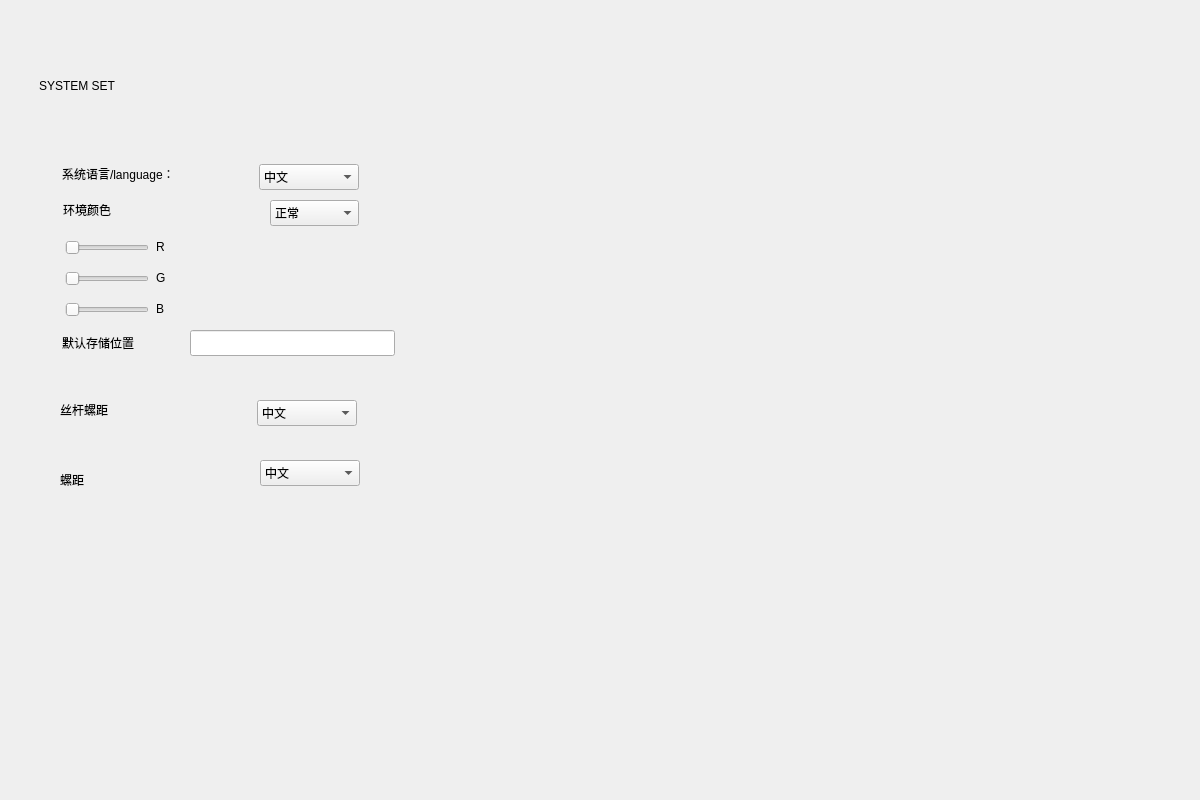
Before: the Qt Designer form systemset_window.ui in Mr-tang0/Qt_based_MG_stepper_motor_operating_system, drawn with Qt 5.
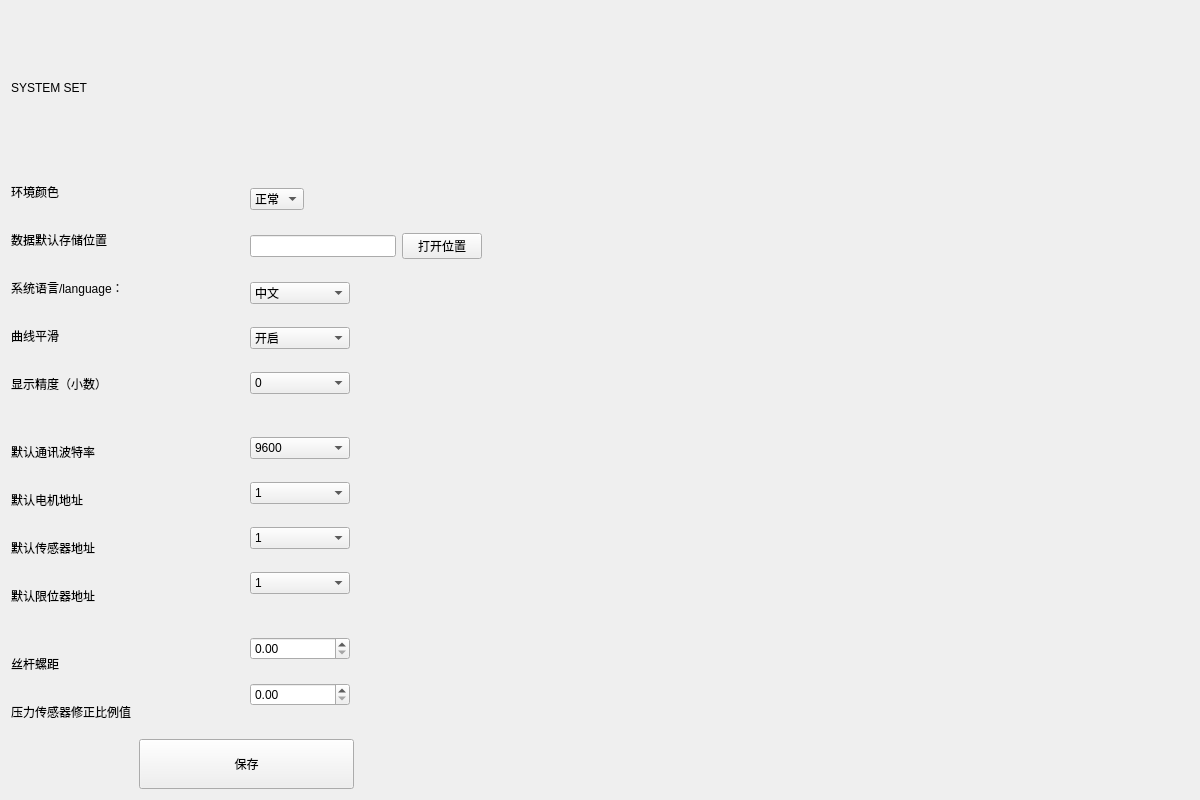
After: the same form once the commit is applied.

The edit to the form file:
```diff
--- a/systemset_window.ui
+++ b/systemset_window.ui
@@ -13,305 +13,688 @@
   <property name="windowTitle">
    <string>Form</string>
   </property>
-  <widget class="QLabel" name="label_3">
-   <property name="geometry">
-    <rect>
-     <x>39</x>
-     <y>39</y>
-     <width>525</width>
-     <height>93</height>
-    </rect>
-   </property>
-   <property name="styleSheet">
-    <string notr="true">QLabel
+  <layout class="QGridLayout" name="gridLayout">
+   <item row="0" column="0">
+    <layout class="QVBoxLayout" name="verticalLayout_4" stretch="2,8">
+     <item>
+      <widget class="QLabel" name="label_3">
+       <property name="styleSheet">
+        <string notr="true">QLabel
 {
 	font: 50pt &quot;Arial&quot;;
 }</string>
-   </property>
-   <property name="text">
-    <string>SYSTEM SET</string>
-   </property>
-   <property name="alignment">
-    <set>Qt::AlignLeading|Qt::AlignLeft|Qt::AlignVCenter</set>
-   </property>
-  </widget>
-  <widget class="QLabel" name="label_8">
-   <property name="geometry">
-    <rect>
-     <x>60</x>
-     <y>400</y>
-     <width>190</width>
-     <height>20</height>
-    </rect>
-   </property>
-   <property name="styleSheet">
-    <string notr="true">font: 12pt &quot;幼圆&quot;;</string>
-   </property>
-   <property name="text">
-    <string>丝杆螺距</string>
-   </property>
-  </widget>
-  <widget class="QComboBox" name="language_2">
-   <property name="geometry">
-    <rect>
-     <x>257</x>
-     <y>400</y>
-     <width>100</width>
-     <height>26</height>
-    </rect>
-   </property>
-   <property name="styleSheet">
-    <string notr="true">font: 12pt &quot;幼圆&quot;;</string>
-   </property>
-   <item>
-    <property name="text">
-     <string>中文</string>
-    </property>
+       </property>
+       <property name="text">
+        <string>SYSTEM SET</string>
+       </property>
+       <property name="alignment">
+        <set>Qt::AlignLeading|Qt::AlignLeft|Qt::AlignVCenter</set>
+       </property>
+      </widget>
+     </item>
+     <item>
+      <layout class="QHBoxLayout" name="horizontalLayout_14" stretch="4,6">
+       <item>
+        <layout class="QVBoxLayout" name="verticalLayout_3" stretch="8,2">
+         <item>
+          <layout class="QHBoxLayout" name="horizontalLayout_12">
+           <item>
+            <layout class="QVBoxLayout" name="verticalLayout">
+             <item>
+              <widget class="QLabel" name="label_2">
+               <property name="styleSheet">
+                <string notr="true">font: 12pt &quot;幼圆&quot;;</string>
+               </property>
+               <property name="text">
+                <string>环境颜色</string>
+               </property>
+              </widget>
+             </item>
+             <item>
+              <widget class="QLabel" name="label_7">
+               <property name="styleSheet">
+                <string notr="true">font: 12pt &quot;幼圆&quot;;</string>
+               </property>
+               <property name="text">
+                <string>数据默认存储位置</string>
+               </property>
+              </widget>
+             </item>
+             <item>
+              <widget class="QLabel" name="label">
+               <property name="styleSheet">
+                <string notr="true">font: 12pt &quot;幼圆&quot;;</string>
+               </property>
+               <property name="text">
+                <string>系统语言/language：</string>
+               </property>
+              </widget>
+             </item>
+             <item>
+              <widget class="QLabel" name="label_10">
+               <property name="styleSheet">
+                <string notr="true">font: 12pt &quot;幼圆&quot;;</string>
+               </property>
+               <property name="text">
+                <string>曲线平滑</string>
+               </property>
+              </widget>
+             </item>
+             <item>
+              <widget class="QLabel" name="label_11">
+               <property name="styleSheet">
+                <string notr="true">font: 12pt &quot;幼圆&quot;;</string>
+               </property>
+               <property name="text">
+                <string>显示精度（小数）</string>
+               </property>
+              </widget>
+             </item>
+             <item>
+              <spacer name="horizontalSpacer">
+               <property name="orientation">
+                <enum>Qt::Horizontal</enum>
+               </property>
+               <property name="sizeHint" stdset="0">
+                <size>
+                 <width>40</width>
+                 <height>20</height>
+                </size>
+               </property>
+              </spacer>
+             </item>
+             <item>
+              <widget class="QLabel" name="label_14">
+               <property name="styleSheet">
+                <string notr="true">font: 12pt &quot;幼圆&quot;;</string>
+               </property>
+               <property name="text">
+                <string>默认通讯波特率</string>
+               </property>
+              </widget>
+             </item>
+             <item>
+              <widget class="QLabel" name="label_9">
+               <property name="styleSheet">
+                <string notr="true">font: 12pt &quot;幼圆&quot;;</string>
+               </property>
+               <property name="text">
+                <string>默认电机地址</string>
+               </property>
+              </widget>
+             </item>
+             <item>
+              <widget class="QLabel" name="label_12">
+               <property name="styleSheet">
+                <string notr="true">font: 12pt &quot;幼圆&quot;;</string>
+               </property>
+               <property name="text">
+                <string>默认传感器地址</string>
+               </property>
+              </widget>
+             </item>
+             <item>
+              <widget class="QLabel" name="label_13">
+               <property name="styleSheet">
+                <string notr="true">font: 12pt &quot;幼圆&quot;;</string>
+               </property>
+               <property name="text">
+                <string>默认限位器地址</string>
+               </property>
+              </widget>
+             </item>
+             <item>
+              <spacer name="horizontalSpacer_2">
+               <property name="orientation">
+                <enum>Qt::Horizontal</enum>
+               </property>
+               <property name="sizeHint" stdset="0">
+                <size>
+                 <width>40</width>
+                 <height>20</height>
+                </size>
+               </property>
+              </spacer>
+             </item>
+             <item>
+              <widget class="QLabel" name="label_8">
+               <property name="styleSheet">
+                <string notr="true">font: 12pt &quot;幼圆&quot;;</string>
+               </property>
+               <property name="text">
+                <string>丝杆螺距</string>
+               </property>
+              </widget>
+             </item>
+             <item>
+              <widget class="QLabel" name="label_15">
+               <property name="styleSheet">
+                <string notr="true">font: 12pt &quot;幼圆&quot;;</string>
+               </property>
+               <property name="text">
+                <string>压力传感器修正比例值</string>
+               </property>
+              </widget>
+             </item>
+            </layout>
+           </item>
+           <item>
+            <layout class="QVBoxLayout" name="verticalLayout_2">
+             <item>
+              <layout class="QHBoxLayout" name="horizontalLayout">
+               <item>
+                <widget class="QComboBox" name="envColor">
+                 <property name="styleSheet">
+                  <string notr="true">font: 12pt &quot;幼圆&quot;;</string>
+                 </property>
+                 <item>
+                  <property name="text">
+                   <string>正常</string>
+                  </property>
+                 </item>
+                 <item>
+                  <property name="text">
+                   <string>暗色</string>
+                  </property>
+                 </item>
+                </widget>
+               </item>
+               <item>
+                <spacer name="horizontalSpacer_5">
+                 <property name="orientation">
+                  <enum>Qt::Horizontal</enum>
+                 </property>
+                 <property name="sizeHint" stdset="0">
+                  <size>
+                   <width>40</width>
+                   <height>20</height>
+                  </size>
+                 </property>
+                </spacer>
+               </item>
+              </layout>
+             </item>
+             <item>
+              <layout class="QHBoxLayout" name="horizontalLayout_11">
+               <item>
+                <widget class="QLineEdit" name="filepath">
+                 <property name="styleSheet">
+                  <string notr="true">font: 12pt &quot;幼圆&quot;;</string>
+                 </property>
+                </widget>
+               </item>
+               <item>
+                <widget class="QPushButton" name="openPath">
+                 <property name="text">
+                  <string>打开位置</string>
+                 </property>
+                </widget>
+               </item>
+              </layout>
+             </item>
+             <item>
+              <layout class="QHBoxLayout" name="horizontalLayout_2">
+               <item>
+                <widget class="QComboBox" name="language">
+                 <property name="minimumSize">
+                  <size>
+                   <width>100</width>
+                   <height>0</height>
+                  </size>
+                 </property>
+                 <property name="styleSheet">
+                  <string notr="true">font: 12pt &quot;幼圆&quot;;</string>
+                 </property>
+                 <item>
+                  <property name="text">
+                   <string>中文</string>
+                  </property>
+                 </item>
+                 <item>
+                  <property name="text">
+                   <string>English</string>
+                  </property>
+                 </item>
+                </widget>
+               </item>
+               <item>
+                <spacer name="horizontalSpacer_6">
+                 <property name="orientation">
+                  <enum>Qt::Horizontal</enum>
+                 </property>
+                 <property name="sizeHint" stdset="0">
+                  <size>
+                   <width>40</width>
+                   <height>20</height>
+                  </size>
+                 </property>
+                </spacer>
+               </item>
+              </layout>
+             </item>
+             <item>
+              <layout class="QHBoxLayout" name="horizontalLayout_3">
+               <item>
+                <widget class="QComboBox" name="smoothCurve">
+                 <property name="minimumSize">
+                  <size>
+                   <width>100</width>
+                   <height>0</height>
+                  </size>
+                 </property>
+                 <property name="styleSheet">
+                  <string notr="true">font: 12pt &quot;幼圆&quot;;</string>
+                 </property>
+                 <item>
+                  <property name="text">
+                   <string>开启</string>
+                  </property>
+                 </item>
+                 <item>
+                  <property name="text">
+                   <string>关闭</string>
+                  </property>
+                 </item>
+                </widget>
+               </item>
+               <item>
+                <spacer name="horizontalSpacer_7">
+                 <property name="orientation">
+                  <enum>Qt::Horizontal</enum>
+                 </property>
+                 <property name="sizeHint" stdset="0">
+                  <size>
+                   <width>40</width>
+                   <height>20</height>
+                  </size>
+                 </property>
+                </spacer>
+               </item>
+              </layout>
+             </item>
+             <item>
+              <layout class="QHBoxLayout" name="horizontalLayout_4">
+               <item>
+                <widget class="QComboBox" name="precision">
+                 <property name="minimumSize">
+                  <size>
+                   <width>100</width>
+                   <height>0</height>
+                  </size>
+                 </property>
+                 <property name="styleSheet">
+                  <string notr="true">font: 12pt &quot;幼圆&quot;;</string>
+                 </property>
+                 <item>
+                  <property name="text">
+                   <string>0</string>
+                  </property>
+                 </item>
+                 <item>
+                  <property name="text">
+                   <string>1</string>
+                  </property>
+                 </item>
+                 <item>
+                  <property name="text">
+                   <string>2</string>
+                  </property>
+                 </item>
+                 <item>
+                  <property name="text">
+                   <string>3</string>
+                  </property>
+                 </item>
+                </widget>
+               </item>
+               <item>
+                <spacer name="horizontalSpacer_8">
+                 <property name="orientation">
+                  <enum>Qt::Horizontal</enum>
+                 </property>
+                 <property name="sizeHint" stdset="0">
+                  <size>
+                   <width>40</width>
+                   <height>20</height>
+                  </size>
+                 </property>
+                </spacer>
+               </item>
+              </layout>
+             </item>
+             <item>
+              <spacer name="horizontalSpacer_4">
+               <property name="orientation">
+                <enum>Qt::Horizontal</enum>
+               </property>
+               <property name="sizeHint" stdset="0">
+                <size>
+                 <width>40</width>
+                 <height>20</height>
+                </size>
+               </property>
+              </spacer>
+             </item>
+             <item>
+              <layout class="QHBoxLayout" name="horizontalLayout_5">
+               <item>
+                <widget class="QComboBox" name="buandrate">
+                 <property name="minimumSize">
+                  <size>
+                   <width>100</width>
+                   <height>0</height>
+                  </size>
+                 </property>
+                 <property name="styleSheet">
+                  <string notr="true">font: 12pt &quot;幼圆&quot;;</string>
+                 </property>
+                 <item>
+                  <property name="text">
+                   <string>9600</string>
+                  </property>
+                 </item>
+                 <item>
+                  <property name="text">
+                   <string>28800</string>
+                  </property>
+                 </item>
+                 <item>
+                  <property name="text">
+                   <string>115200</string>
+                  </property>
+                 </item>
+                </widget>
+               </item>
+               <item>
+                <spacer name="horizontalSpacer_9">
+                 <property name="orientation">
+                  <enum>Qt::Horizontal</enum>
+                 </property>
+                 <property name="sizeHint" stdset="0">
+                  <size>
+                   <width>40</width>
+                   <height>20</height>
+                  </size>
+                 </property>
+                </spacer>
+               </item>
+              </layout>
+             </item>
+             <item>
+              <layout class="QHBoxLayout" name="horizontalLayout_6">
+               <item>
+                <widget class="QComboBox" name="motorAddress">
+                 <property name="minimumSize">
+                  <size>
+                   <width>100</width>
+                   <height>0</height>
+                  </size>
+                 </property>
+                 <property name="styleSheet">
+                  <string notr="true">font: 12pt &quot;幼圆&quot;;</string>
+                 </property>
+                 <item>
+                  <property name="text">
+                   <string>1</string>
+                  </property>
+                 </item>
+                 <item>
+                  <property name="text">
+                   <string>2</string>
+                  </property>
+                 </item>
+                 <item>
+                  <property name="text">
+                   <string>3</string>
+                  </property>
+                 </item>
+                </widget>
+               </item>
+               <item>
+                <spacer name="horizontalSpacer_10">
+                 <property name="orientation">
+                  <enum>Qt::Horizontal</enum>
+                 </property>
+                 <property name="sizeHint" stdset="0">
+                  <size>
+                   <width>40</width>
+                   <height>20</height>
+                  </size>
+                 </property>
+                </spacer>
+               </item>
+              </layout>
+             </item>
+             <item>
+              <layout class="QHBoxLayout" name="horizontalLayout_7">
+               <item>
+                <widget class="QComboBox" name="weighAddress">
+                 <property name="minimumSize">
+                  <size>
+                   <width>100</width>
+                   <height>0</height>
+                  </size>
+                 </property>
+                 <property name="styleSheet">
+                  <string notr="true">font: 12pt &quot;幼圆&quot;;</string>
+                 </property>
+                 <item>
+                  <property name="text">
+                   <string>1</string>
+                  </property>
+                 </item>
+                 <item>
+                  <property name="text">
+                   <string>2</string>
+                  </property>
+                 </item>
+                 <item>
+                  <property name="text">
+                   <string>3</string>
+                  </property>
+                 </item>
+                </widget>
+               </item>
+               <item>
+                <spacer name="horizontalSpacer_13">
+                 <property name="orientation">
+                  <enum>Qt::Horizontal</enum>
+                 </property>
+                 <property name="sizeHint" stdset="0">
+                  <size>
+                   <width>40</width>
+                   <height>20</height>
+                  </size>
+                 </property>
+                </spacer>
+               </item>
+              </layout>
+             </item>
+             <item>
+              <layout class="QHBoxLayout" name="horizontalLayout_8">
+               <item>
+                <widget class="QComboBox" name="limitAddress">
+                 <property name="minimumSize">
+                  <size>
+                   <width>100</width>
+                   <height>0</height>
+                  </size>
+                 </property>
+                 <property name="styleSheet">
+                  <string notr="true">font: 12pt &quot;幼圆&quot;;</string>
+                 </property>
+                 <item>
+                  <property name="text">
+                   <string>1</string>
+                  </property>
+                 </item>
+                 <item>
+                  <property name="text">
+                   <string>2</string>
+                  </property>
+                 </item>
+                 <item>
+                  <property name="text">
+                   <string>3</string>
+                  </property>
+                 </item>
+                </widget>
+               </item>
+               <item>
+                <spacer name="horizontalSpacer_12">
+                 <property name="orientation">
+                  <enum>Qt::Horizontal</enum>
+                 </property>
+                 <property name="sizeHint" stdset="0">
+                  <size>
+                   <width>40</width>
+                   <height>20</height>
+                  </size>
+                 </property>
+                </spacer>
+               </item>
+              </layout>
+             </item>
+             <item>
+              <spacer name="horizontalSpacer_3">
+               <property name="orientation">
+                <enum>Qt::Horizontal</enum>
+               </property>
+               <property name="sizeHint" stdset="0">
+                <size>
+                 <width>40</width>
+                 <height>20</height>
+                </size>
+               </property>
+              </spacer>
+             </item>
+             <item>
+              <layout class="QHBoxLayout" name="horizontalLayout_9">
+               <item>
+                <widget class="QDoubleSpinBox" name="pitch">
+                 <property name="minimumSize">
+                  <size>
+                   <width>100</width>
+                   <height>0</height>
+                  </size>
+                 </property>
+                </widget>
+               </item>
+               <item>
+                <spacer name="horizontalSpacer_14">
+                 <property name="orientation">
+                  <enum>Qt::Horizontal</enum>
+                 </property>
+                 <property name="sizeHint" stdset="0">
+                  <size>
+                   <width>40</width>
+                   <height>20</height>
+                  </size>
+                 </property>
+                </spacer>
+               </item>
+              </layout>
+             </item>
+             <item>
+              <layout class="QHBoxLayout" name="horizontalLayout_10">
+               <item>
+                <widget class="QDoubleSpinBox" name="weighCorrect">
+                 <property name="minimumSize">
+                  <size>
+                   <width>100</width>
+                   <height>0</height>
+                  </size>
+                 </property>
+                </widget>
+               </item>
+               <item>
+                <spacer name="horizontalSpacer_11">
+                 <property name="orientation">
+                  <enum>Qt::Horizontal</enum>
+                 </property>
+                 <property name="sizeHint" stdset="0">
+                  <size>
+                   <width>40</width>
+                   <height>20</height>
+                  </size>
+                 </property>
+                </spacer>
+               </item>
+              </layout>
+             </item>
+            </layout>
+           </item>
+          </layout>
+         </item>
+         <item>
+          <layout class="QHBoxLayout" name="horizontalLayout_13" stretch="3,5,3">
+           <item>
+            <spacer name="horizontalSpacer_16">
+             <property name="orientation">
+              <enum>Qt::Horizontal</enum>
+             </property>
+             <property name="sizeHint" stdset="0">
+              <size>
+               <width>40</width>
+               <height>20</height>
+              </size>
+             </property>
+            </spacer>
+           </item>
+           <item>
+            <widget class="QPushButton" name="saveSet">
+             <property name="minimumSize">
+              <size>
+               <width>0</width>
+               <height>50</height>
+              </size>
+             </property>
+             <property name="text">
+              <string>保存</string>
+             </property>
+             <property name="iconSize">
+              <size>
+               <width>20</width>
+               <height>50</height>
+              </size>
+             </property>
+            </widget>
+           </item>
+           <item>
+            <spacer name="horizontalSpacer_17">
+             <property name="orientation">
+              <enum>Qt::Horizontal</enum>
+             </property>
+             <property name="sizeHint" stdset="0">
+              <size>
+               <width>40</width>
+               <height>20</height>
+              </size>
+             </property>
+            </spacer>
+           </item>
+          </layout>
+         </item>
+        </layout>
+       </item>
+       <item>
+        <spacer name="horizontalSpacer_15">
+         <property name="orientation">
+          <enum>Qt::Horizontal</enum>
+         </property>
+         <property name="sizeHint" stdset="0">
+          <size>
+           <width>40</width>
+           <height>20</height>
+          </size>
+         </property>
+        </spacer>
+       </item>
+      </layout>
+     </item>
+    </layout>
    </item>
-   <item>
-    <property name="text">
-     <string>English</string>
-    </property>
-   </item>
-  </widget>
-  <widget class="QComboBox" name="language_3">
-   <property name="geometry">
-    <rect>
-     <x>260</x>
-     <y>460</y>
-     <width>100</width>
-     <height>26</height>
-    </rect>
-   </property>
-   <property name="styleSheet">
-    <string notr="true">font: 12pt &quot;幼圆&quot;;</string>
-   </property>
-   <item>
-    <property name="text">
-     <string>中文</string>
-    </property>
-   </item>
-   <item>
-    <property name="text">
-     <string>English</string>
-    </property>
-   </item>
-  </widget>
-  <widget class="QLabel" name="label_9">
-   <property name="geometry">
-    <rect>
-     <x>60</x>
-     <y>470</y>
-     <width>190</width>
-     <height>20</height>
-    </rect>
-   </property>
-   <property name="styleSheet">
-    <string notr="true">font: 12pt &quot;幼圆&quot;;</string>
-   </property>
-   <property name="text">
-    <string>螺距</string>
-   </property>
-  </widget>
-  <widget class="QComboBox" name="language">
-   <property name="geometry">
-    <rect>
-     <x>259</x>
-     <y>164</y>
-     <width>100</width>
-     <height>26</height>
-    </rect>
-   </property>
-   <property name="styleSheet">
-    <string notr="true">font: 12pt &quot;幼圆&quot;;</string>
-   </property>
-   <item>
-    <property name="text">
-     <string>中文</string>
-    </property>
-   </item>
-   <item>
-    <property name="text">
-     <string>English</string>
-    </property>
-   </item>
-  </widget>
-  <widget class="QLabel" name="label">
-   <property name="geometry">
-    <rect>
-     <x>62</x>
-     <y>164</y>
-     <width>190</width>
-     <height>20</height>
-    </rect>
-   </property>
-   <property name="styleSheet">
-    <string notr="true">font: 12pt &quot;幼圆&quot;;</string>
-   </property>
-   <property name="text">
-    <string>系统语言/language：</string>
-   </property>
-  </widget>
-  <widget class="QLabel" name="label_6">
-   <property name="geometry">
-    <rect>
-     <x>156</x>
-     <y>299</y>
-     <width>16</width>
-     <height>20</height>
-    </rect>
-   </property>
-   <property name="styleSheet">
-    <string notr="true">font: 12pt &quot;幼圆&quot;;</string>
-   </property>
-   <property name="text">
-    <string>B</string>
-   </property>
-  </widget>
-  <widget class="QSlider" name="blue">
-   <property name="geometry">
-    <rect>
-     <x>65</x>
-     <y>299</y>
-     <width>84</width>
-     <height>22</height>
-    </rect>
-   </property>
-   <property name="orientation">
-    <enum>Qt::Horizontal</enum>
-   </property>
-  </widget>
-  <widget class="QLabel" name="label_4">
-   <property name="geometry">
-    <rect>
-     <x>156</x>
-     <y>237</y>
-     <width>16</width>
-     <height>20</height>
-    </rect>
-   </property>
-   <property name="styleSheet">
-    <string notr="true">font: 12pt &quot;幼圆&quot;;</string>
-   </property>
-   <property name="text">
-    <string>R</string>
-   </property>
-  </widget>
-  <widget class="QSlider" name="red">
-   <property name="geometry">
-    <rect>
-     <x>65</x>
-     <y>237</y>
-     <width>84</width>
-     <height>22</height>
-    </rect>
-   </property>
-   <property name="orientation">
-    <enum>Qt::Horizontal</enum>
-   </property>
-  </widget>
-  <widget class="QSlider" name="green">
-   <property name="geometry">
-    <rect>
-     <x>65</x>
-     <y>268</y>
-     <width>84</width>
-     <height>22</height>
-    </rect>
-   </property>
-   <property name="orientation">
-    <enum>Qt::Horizontal</enum>
-   </property>
-  </widget>
-  <widget class="QLabel" name="label_5">
-   <property name="geometry">
-    <rect>
-     <x>156</x>
-     <y>268</y>
-     <width>16</width>
-     <height>20</height>
-    </rect>
-   </property>
-   <property name="styleSheet">
-    <string notr="true">font: 12pt &quot;幼圆&quot;;</string>
-   </property>
-   <property name="text">
-    <string>G</string>
-   </property>
-  </widget>
-  <widget class="QLabel" name="label_7">
-   <property name="geometry">
-    <rect>
-     <x>62</x>
-     <y>333</y>
-     <width>120</width>
-     <height>20</height>
-    </rect>
-   </property>
-   <property name="styleSheet">
-    <string notr="true">font: 12pt &quot;幼圆&quot;;</string>
-   </property>
-   <property name="text">
-    <string>默认存储位置</string>
-   </property>
-  </widget>
-  <widget class="QLineEdit" name="filepath">
-   <property name="geometry">
-    <rect>
-     <x>190</x>
-     <y>330</y>
-     <width>205</width>
-     <height>26</height>
-    </rect>
-   </property>
-   <property name="styleSheet">
-    <string notr="true">font: 12pt &quot;幼圆&quot;;</string>
-   </property>
-  </widget>
-  <widget class="QLabel" name="label_2">
-   <property name="geometry">
-    <rect>
-     <x>63</x>
-     <y>200</y>
-     <width>80</width>
-     <height>20</height>
-    </rect>
-   </property>
-   <property name="styleSheet">
-    <string notr="true">font: 12pt &quot;幼圆&quot;;</string>
-   </property>
-   <property name="text">
-    <string>环境颜色</string>
-   </property>
-  </widget>
-  <widget class="QComboBox" name="color">
-   <property name="geometry">
-    <rect>
-     <x>270</x>
-     <y>200</y>
-     <width>89</width>
-     <height>26</height>
-    </rect>
-   </property>
-   <property name="styleSheet">
-    <string notr="true">font: 12pt &quot;幼圆&quot;;</string>
-   </property>
-   <item>
-    <property name="text">
-     <string>正常</string>
-    </property>
-   </item>
-   <item>
-    <property name="text">
-     <string>暗色</string>
-    </property>
-   </item>
-   <item>
-    <property name="text">
-     <string>自定义</string>
-    </property>
-   </item>
-  </widget>
+  </layout>
  </widget>
  <resources/>
  <connections/>
```
